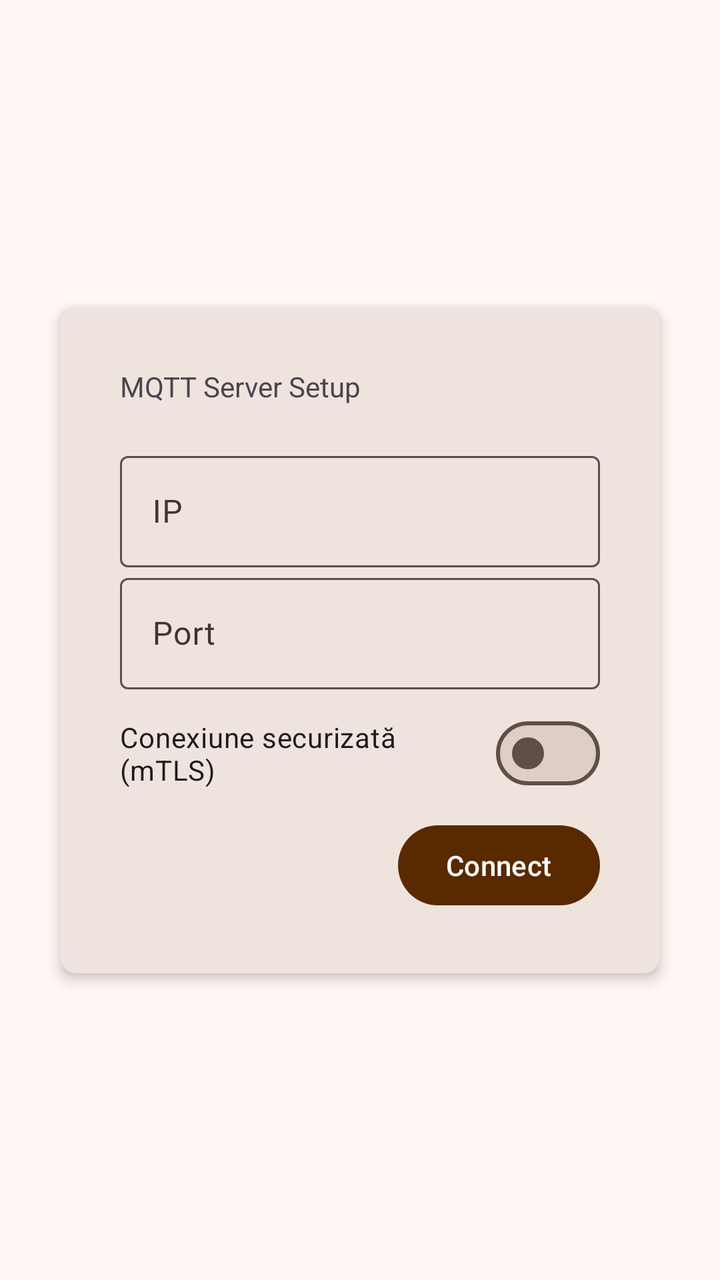
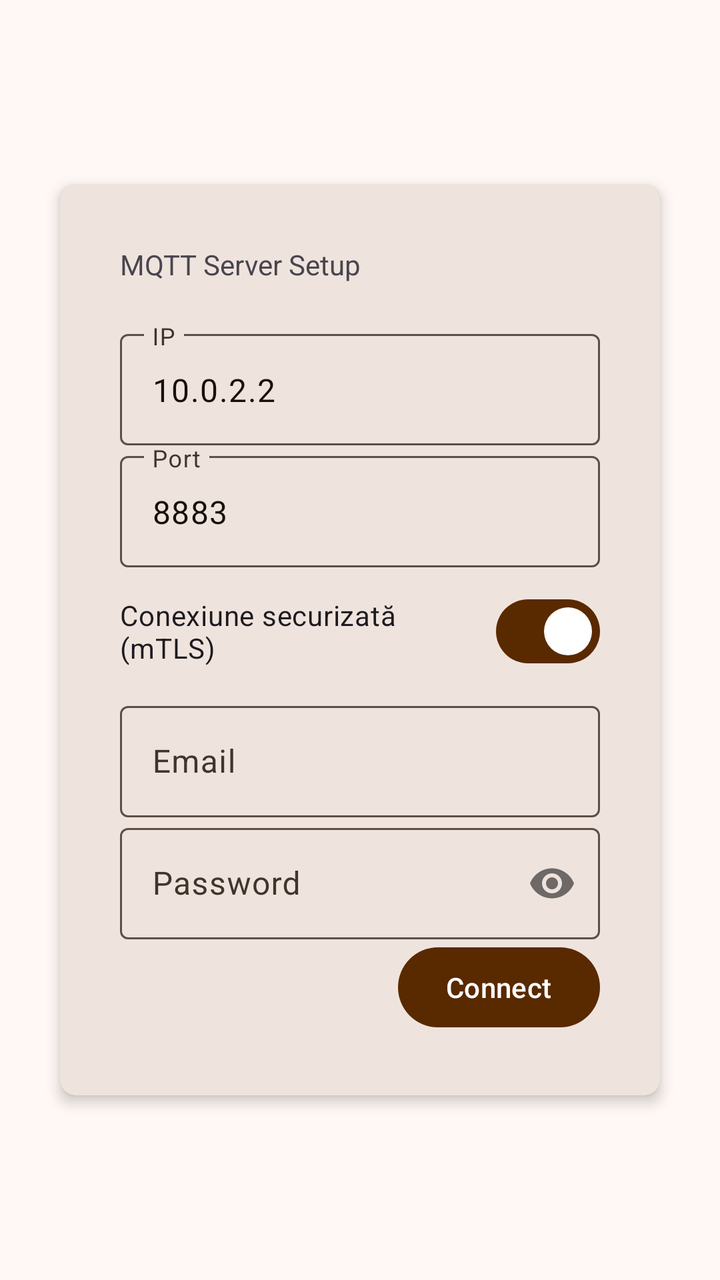

The first picture is an Android layout as it rendered before a commit; the second is the same layout after the commit. The layout source and the unified diff follow.
<!-- AndroidManifest.xml: activity theme ThemeOverlay.SSProject.MediumContrast -->
<!-- res/layout/activity_setup.xml -->
<?xml version="1.0" encoding="utf-8"?>
<androidx.constraintlayout.widget.ConstraintLayout xmlns:android="http://schemas.android.com/apk/res/android"
    xmlns:app="http://schemas.android.com/apk/res-auto"
    android:orientation="vertical"
    android:layout_width="match_parent"
    android:layout_height="match_parent">

    <com.google.android.material.card.MaterialCardView
        android:id="@+id/setup_card_view"
        android:layout_width="match_parent"
        android:layout_height="wrap_content"
        android:layout_margin="30dp"
        app:cardElevation="4dp"
        app:cardCornerRadius="8dp"
        app:strokeWidth="0dp"
        app:layout_constraintStart_toStartOf="parent"
        app:layout_constraintEnd_toEndOf="parent"
        app:layout_constraintTop_toTopOf="parent"
        app:layout_constraintBottom_toBottomOf="parent"
        app:layout_constraintWidth_max="350dp">

        <LinearLayout
            android:id="@+id/setup_card_view_layout"
            android:layout_width="match_parent"
            android:layout_height="wrap_content"
            android:layout_gravity="center_horizontal"
            android:orientation="vertical"
            android:padding="30dp">

            <TextView
                style="@style/TextAppearance.Material3.TitleLarge.Emphasized"
                android:id="@+id/setup_card_view_title"
                android:layout_width="wrap_content"
                android:layout_height="wrap_content"
                android:paddingBottom="20dp"
                android:text="@string/setup_title" />

            <com.google.android.material.textfield.TextInputLayout
                android:id="@+id/setup_card_view_ip_field_layout"
                android:layout_width="match_parent"
                android:layout_height="wrap_content"
                android:hint="@string/setup_hint_ip">

                <com.google.android.material.textfield.TextInputEditText
                    android:id="@+id/setup_card_view_ip_field"
                    android:layout_width="match_parent"
                    android:layout_height="wrap_content"
                    android:digits="@string/setup_ip_digits"
                    android:singleLine="true" />

            </com.google.android.material.textfield.TextInputLayout>

            <com.google.android.material.textfield.TextInputLayout
                android:id="@+id/setup_card_view_port_field_layout"
                android:layout_width="match_parent"
                android:layout_height="wrap_content"
                android:hint="@string/setup_hint_port">

                <com.google.android.material.textfield.TextInputEditText
                    android:id="@+id/setup_card_view_port_field"
                    android:layout_width="match_parent"
                    android:layout_height="wrap_content"
                    android:digits="@string/setup_port_digits"
                    android:inputType="phone"
                    android:singleLine="true" />

            </com.google.android.material.textfield.TextInputLayout>

            <com.google.android.material.materialswitch.MaterialSwitch
                android:id="@+id/setup_card_view_tls_switch"
                android:layout_width="match_parent"
                android:layout_height="wrap_content"
                android:layout_marginTop="8dp"
                android:layout_marginBottom="8dp"
                android:text="Conexiune securizată (mTLS)"
                android:checked="false" />

            <com.google.android.material.button.MaterialButton
                android:id="@+id/setup_card_view_connect_btn"
                android:layout_width="wrap_content"
                android:layout_height="wrap_content"
                android:layout_gravity="end|center"
                android:text="@string/setup_connect_btn" />

        </LinearLayout>

    </com.google.android.material.card.MaterialCardView>

</androidx.constraintlayout.widget.ConstraintLayout>
<!-- resources referenced by this layout -->
<resources>
  <string name="setup_connect_btn">Connect</string>
  <string name="setup_hint_ip">IP</string>
  <string name="setup_hint_port">Port</string>
  <string name="setup_ip_digits">1234567890.</string>
  <string name="setup_port_digits">1234567890</string>
  <string name="setup_title">MQTT Server Setup</string>
  <color name="md_theme_primary_mediumContrast">#592900</color>
  <color name="md_theme_onPrimary_mediumContrast">#FFFFFF</color>
  <color name="md_theme_primaryContainer_mediumContrast">#9C5E31</color>
  <color name="md_theme_onPrimaryContainer_mediumContrast">#FFFFFF</color>
  <color name="md_theme_secondary_mediumContrast">#493121</color>
  <color name="md_theme_onSecondary_mediumContrast">#FFFFFF</color>
  <color name="md_theme_secondaryContainer_mediumContrast">#856754</color>
  <color name="md_theme_onSecondaryContainer_mediumContrast">#FFFFFF</color>
  <color name="md_theme_tertiary_mediumContrast">#37380F</color>
  <color name="md_theme_onTertiary_mediumContrast">#FFFFFF</color>
  <color name="md_theme_tertiaryContainer_mediumContrast">#6F7041</color>
  <color name="md_theme_onTertiaryContainer_mediumContrast">#FFFFFF</color>
  <color name="md_theme_error_mediumContrast">#740006</color>
  <color name="md_theme_onError_mediumContrast">#FFFFFF</color>
  <color name="md_theme_errorContainer_mediumContrast">#CF2C27</color>
  <color name="md_theme_onErrorContainer_mediumContrast">#FFFFFF</color>
  <color name="md_theme_background_mediumContrast">#FFF8F5</color>
  <color name="md_theme_onBackground_mediumContrast">#221A15</color>
  <color name="md_theme_surface_mediumContrast">#FFF8F5</color>
  <color name="md_theme_onSurface_mediumContrast">#17100B</color>
  <color name="md_theme_surfaceVariant_mediumContrast">#F4DED3</color>
  <color name="md_theme_onSurfaceVariant_mediumContrast">#40342C</color>
  <color name="md_theme_outline_mediumContrast">#5E4F47</color>
  <color name="md_theme_outlineVariant_mediumContrast">#7A6A61</color>
  <color name="md_theme_inverseSurface_mediumContrast">#382E29</color>
  <color name="md_theme_inverseOnSurface_mediumContrast">#FFEDE5</color>
  <color name="md_theme_inversePrimary_mediumContrast">#FFB688</color>
  <color name="md_theme_primaryFixed_mediumContrast">#9C5E31</color>
  <color name="md_theme_onPrimaryFixed_mediumContrast">#FFFFFF</color>
  <color name="md_theme_primaryFixedDim_mediumContrast">#7F461C</color>
  <color name="md_theme_onPrimaryFixedVariant_mediumContrast">#FFFFFF</color>
  <color name="md_theme_secondaryFixed_mediumContrast">#856754</color>
  <color name="md_theme_onSecondaryFixed_mediumContrast">#FFFFFF</color>
  <color name="md_theme_secondaryFixedDim_mediumContrast">#6B4F3D</color>
  <color name="md_theme_onSecondaryFixedVariant_mediumContrast">#FFFFFF</color>
  <color name="md_theme_tertiaryFixed_mediumContrast">#6F7041</color>
  <color name="md_theme_onTertiaryFixed_mediumContrast">#FFFFFF</color>
  <color name="md_theme_tertiaryFixedDim_mediumContrast">#57572B</color>
  <color name="md_theme_onTertiaryFixedVariant_mediumContrast">#FFFFFF</color>
  <color name="md_theme_surfaceDim_mediumContrast">#D3C3BB</color>
  <color name="md_theme_surfaceBright_mediumContrast">#FFF8F5</color>
  <color name="md_theme_surfaceContainerLowest_mediumContrast">#FFFFFF</color>
  <color name="md_theme_surfaceContainerLow_mediumContrast">#FFF1EA</color>
  <color name="md_theme_surfaceContainer_mediumContrast">#F6E5DC</color>
  <color name="md_theme_surfaceContainerHigh_mediumContrast">#EADAD1</color>
  <color name="md_theme_surfaceContainerHighest_mediumContrast">#DFCEC6</color>
  <!-- unchanged entries left out for length: 1 -->
</resources>

<!-- the commit's change to res/layout/activity_setup.xml (unified diff, before → after) -->
@@ -46,6 +46,7 @@
                     android:layout_width="match_parent"
                     android:layout_height="wrap_content"
                     android:digits="@string/setup_ip_digits"
+                    android:text="@string/setup_default_emulator_ip"
                     android:singleLine="true" />
 
             </com.google.android.material.textfield.TextInputLayout>
@@ -62,6 +63,7 @@
                     android:layout_height="wrap_content"
                     android:digits="@string/setup_port_digits"
                     android:inputType="phone"
+                    android:text="@string/setup_default_tls_port"
                     android:singleLine="true" />
 
             </com.google.android.material.textfield.TextInputLayout>
@@ -73,7 +75,38 @@
                 android:layout_marginTop="8dp"
                 android:layout_marginBottom="8dp"
                 android:text="Conexiune securizată (mTLS)"
-                android:checked="false" />
+                android:checked="true" />
+
+            <com.google.android.material.textfield.TextInputLayout
+                android:id="@+id/setup_card_view_email_field_layout"
+                android:layout_width="match_parent"
+                android:layout_height="wrap_content"
+                android:hint="@string/setup_hint_email">
+
+                <com.google.android.material.textfield.TextInputEditText
+                    android:id="@+id/setup_card_view_email_field"
+                    android:layout_width="match_parent"
+                    android:layout_height="wrap_content"
+                    android:inputType="textEmailAddress"
+                    android:singleLine="true" />
+
+            </com.google.android.material.textfield.TextInputLayout>
+
+            <com.google.android.material.textfield.TextInputLayout
+                android:id="@+id/setup_card_view_password_field_layout"
+                android:layout_width="match_parent"
+                android:layout_height="wrap_content"
+                android:hint="@string/setup_hint_password"
+                app:passwordToggleEnabled="true">
+
+                <com.google.android.material.textfield.TextInputEditText
+                    android:id="@+id/setup_card_view_password_field"
+                    android:layout_width="match_parent"
+                    android:layout_height="wrap_content"
+                    android:inputType="textPassword"
+                    android:singleLine="true" />
+
+            </com.google.android.material.textfield.TextInputLayout>
 
             <com.google.android.material.button.MaterialButton
                 android:id="@+id/setup_card_view_connect_btn"
<!-- resource entries referenced after the edit -->
@@ -1,7 +1,11 @@
 <!-- resources referenced by this layout -->
 <resources>
   <string name="setup_connect_btn">Connect</string>
+  <string name="setup_default_emulator_ip">10.0.2.2</string>
+  <string name="setup_default_tls_port">8883</string>
+  <string name="setup_hint_email">Email</string>
   <string name="setup_hint_ip">IP</string>
+  <string name="setup_hint_password">Password</string>
   <string name="setup_hint_port">Port</string>
   <string name="setup_ip_digits">1234567890.</string>
   <string name="setup_port_digits">1234567890</string>
